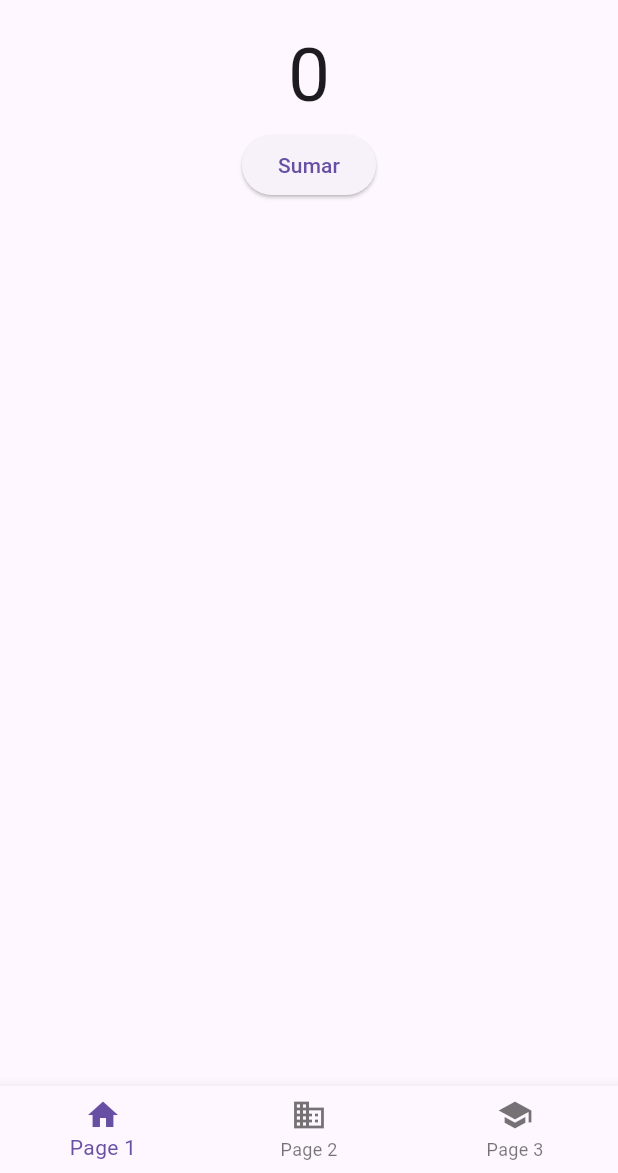
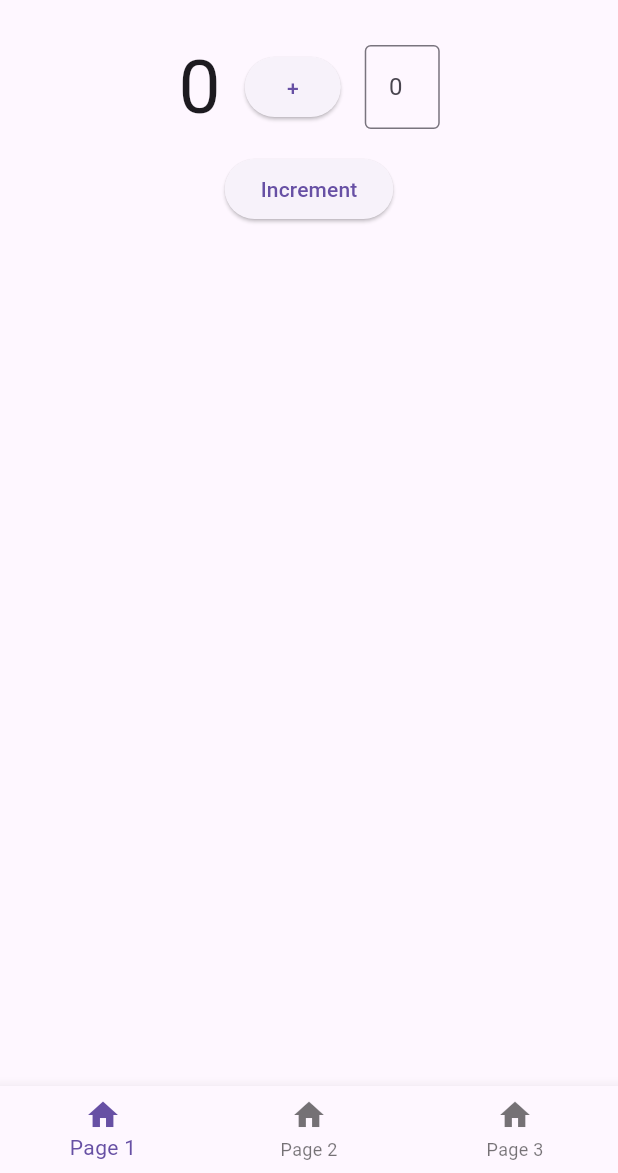
Before and after one commit to PePeWee07/Projects_Flutter, a Flutter app: the screen it shows after launch, on a phone screen of 412 x 824 dp, the part 63-1236 px from its top. Run offline on Flutter 3.47's test engine with Material 3 defaults, Android fonts, the phone set to English and light mode, and no system bars; our stand-ins replace dio.

Commit message:
mini calculadora

```diff
--- a/Projects_Flutter/provider_counter/lib/main.dart
+++ b/Projects_Flutter/provider_counter/lib/main.dart
@@ -3,18 +3,17 @@ import 'package:provider/provider.dart';
 import 'package:provider_counter/providers/counter_provider.dart';
 import 'package:provider_counter/screens/home_screen.dart';
 
-//void main() => runApp(const MyApp());
+void main() => runApp(const MyApp());
 
 //SEGUNDA FORMA DE UTILIZAR PROVIDER
-//Diferente pero mas barato.... utilizar el descomentado
-void main() {
-  runApp(
-    ChangeNotifierProvider(
-      create: (_) => CounterProvider(),
-      child: const MyApp()
-    )
-  );
-}
+// void main() {
+//   runApp(
+//     ChangeNotifierProvider(
+//       create: (_) => CounterProvider(),
+//       child: const MyApp()
+//     )
+//   );
+// }
 
 class MyApp extends StatelessWidget {
   const MyApp({super.key});
--- a/Projects_Flutter/provider_counter/lib/pages/page1.dart
+++ b/Projects_Flutter/provider_counter/lib/pages/page1.dart
@@ -10,27 +10,65 @@ class Page1 extends StatefulWidget {
 }
 
 class _Page1State extends State<Page1> {
+  @override
+  Widget build(BuildContext context) {
+    final counterProviderWatch = context.watch<CounterProvider>();
+    final counterProviderRead = context.read<CounterProvider>();
+    final scaffoldContext = ScaffoldMessenger.of(context);
 
 
 
-  @override
-  Widget build(BuildContext context) {
+    return Center(
+        child: Column(
+      children: [
+        Row(
+          mainAxisAlignment: MainAxisAlignment.center,
+          children: [
+            Padding(
+              padding: const EdgeInsets.all(8.0),
+              child:
+                  Text(counterProviderWatch.getCounter.toString(), style: const TextStyle(fontSize: 50)),
+            ),
+            Padding(
+              padding: const EdgeInsets.all(8.0),
+              child: ElevatedButton(
+                onPressed: () {
+                  scaffoldContext.showSnackBar(
+                    const SnackBar(
+                      content: Text('Resultado en page 2'),
+                      duration: Duration(seconds: 3),
+                    ),
+                  );
+                },
+                child: const Text('+'),
+              ),
+            ),
+            Padding(
+              padding: const EdgeInsets.all(8.0),
+              child: SizedBox(
+                width: 50, // Establece un ancho para el TextField
+                child: TextField(
+                  onChanged: (value) {
+                    counterProviderRead.setInt(value: int.parse(value));
+                  },
+                  decoration: InputDecoration(
+                    border: const OutlineInputBorder(),
+                    hintText: counterProviderWatch.getNumberToAdd.toString(),
+                  ),
+                ),
+              ),
+            ),
+          ],
+        ),
 
-    final counterProviderWatch = context.watch<CounterProvider>();
-    final counterProviderRead = context.read<CounterProvider>();
+        //Text(counterProviderWatch.getCounter.toString(),style: const TextStyle(fontSize: 50)),
 
-    return Center(
-      child: Column(
-        children: [
-          Text(counterProviderWatch.getCounter.toString(), style: const TextStyle(fontSize: 50)),
-          ElevatedButton(
+        ElevatedButton(
             onPressed: () {
               counterProviderRead.increment();
             },
-            child: const Text('Sumar')
-          )
-        ],
-      )
-    );
+            child: const Text('Increment'))
+      ],
+    ));
   }
 }
--- a/Projects_Flutter/provider_counter/lib/pages/page2.dart
+++ b/Projects_Flutter/provider_counter/lib/pages/page2.dart
@@ -14,7 +14,7 @@ class _Page2State extends State<Page2> {
   Widget build(BuildContext context) {
     return Center(
       child: Text(
-        context.watch<CounterProvider>().getCounter.toString(),
+        context.watch<CounterProvider>().getValue.toString(),
         style: const TextStyle(fontSize: 50),
       ),
     );
--- a/Projects_Flutter/provider_counter/lib/providers/counter_provider.dart
+++ b/Projects_Flutter/provider_counter/lib/providers/counter_provider.dart
@@ -2,11 +2,20 @@ import 'package:flutter/material.dart';
 
 class CounterProvider extends ChangeNotifier {
   int _counter = 0;
+  int _numberToAdd = 0;
 
   int get getCounter => _counter;
+  int get getNumberToAdd => _numberToAdd;
 
   void increment() {
     _counter++;
     notifyListeners();
   }
+
+  setInt({required int value}) async {
+    return _numberToAdd = value;
+  }
+
+  int get getValue => _numberToAdd + _counter;
+
 }
--- a/Projects_Flutter/provider_counter/lib/screens/home_screen.dart
+++ b/Projects_Flutter/provider_counter/lib/screens/home_screen.dart
@@ -37,22 +37,24 @@ class _HomeScreenState extends State<HomeScreen> {
             _selectedIndex = index;
           });
         },
-        items: const <BottomNavigationBarItem>[
-          BottomNavigationBarItem(
-            icon: Icon(Icons.home),
-            label: 'Page 1',
-          ),
-          BottomNavigationBarItem(
-            icon: Icon(Icons.business),
-            label: 'Page 2',
-          ),
-          BottomNavigationBarItem(
-            icon: Icon(Icons.school),
-            label: 'Page 3',
-          ),
-        ],
+        items: _itemsNavigatorBar,
       )
 
     );
   }
+
+  List<BottomNavigationBarItem> get _itemsNavigatorBar {
+    return <BottomNavigationBarItem>[
+        _btnsNavigatonBar('Page 1'),
+        _btnsNavigatonBar('Page 2'),
+        _btnsNavigatonBar('Page 3'),
+      ];
+  }
+
+  BottomNavigationBarItem _btnsNavigatonBar(String namePage) {
+    return BottomNavigationBarItem(
+        icon: const Icon(Icons.home),
+        label: namePage
+      );
+  }
 }
```
